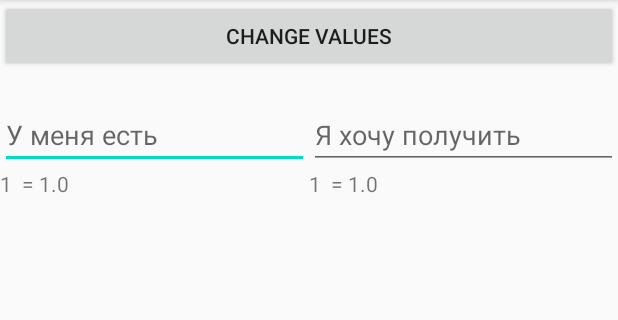
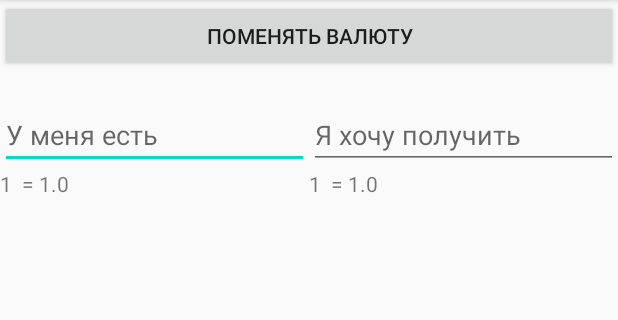
Before and after one commit to JoporiG/KotlinProject, an Android app: the Exchanging screen opened directly, with no data from a screen before it, on a phone screen of 412 x 824 dp, the part 84-404 px from its top. Run offline under Robolectric (Android 15) with nearby library versions, the phone set to English and light mode, and no system bars.

Commit message:
UI changes

```diff
--- a/app/src/main/res/layout/activity_exchanging.xml
+++ b/app/src/main/res/layout/activity_exchanging.xml
@@ -22,7 +22,7 @@
             android:id="@+id/back"
             android:layout_width="match_parent"
             android:layout_height="wrap_content"
-            android:text="Change Values" />
+            android:text="Поменять валюту" />
 
         <LinearLayout
             android:layout_width="match_parent"
--- a/app/src/main/res/layout/activity_main.xml
+++ b/app/src/main/res/layout/activity_main.xml
@@ -79,7 +79,7 @@
             android:id="@+id/convert"
             android:layout_width="match_parent"
             android:layout_height="wrap_content"
-            android:text="Convert" />
+            android:text="Выбрать" />
 
     </LinearLayout>
 </androidx.constraintlayout.widget.ConstraintLayout>
```
